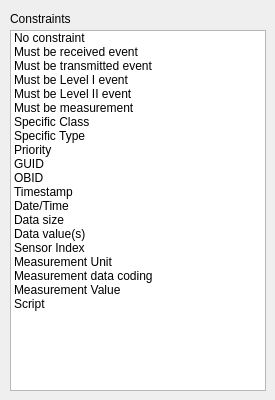
First picture: the form in src/cdlgselectconstraint.ui, repository grodansparadis/vscp-works-qt, before the edit.
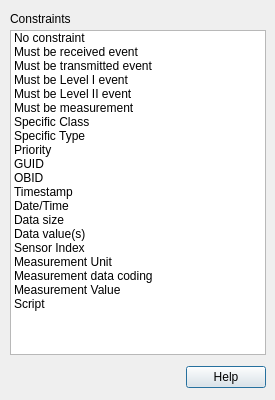
Second picture: the form after the edit.

Commit message: Add help to every dialog and fix broken help links

Patch:
```diff
--- a/src/cdlgselectconstraint.ui
+++ b/src/cdlgselectconstraint.ui
@@ -13,13 +13,26 @@
   <property name="windowTitle">
    <string>Select filter constraint</string>
   </property>
+  <widget class="QDialogButtonBox" name="buttonBox">
+   <property name="geometry">
+    <rect>
+     <x>10</x>
+     <y>362</y>
+     <width>256</width>
+     <height>30</height>
+    </rect>
+   </property>
+   <property name="standardButtons">
+    <set>QDialogButtonBox::Help</set>
+   </property>
+  </widget>
   <widget class="QListWidget" name="listConstraints">
    <property name="geometry">
     <rect>
      <x>10</x>
      <y>30</y>
      <width>256</width>
-     <height>361</height>
+     <height>325</height>
     </rect>
    </property>
    <property name="toolTip">
```
The commit also changes 53 other files.
